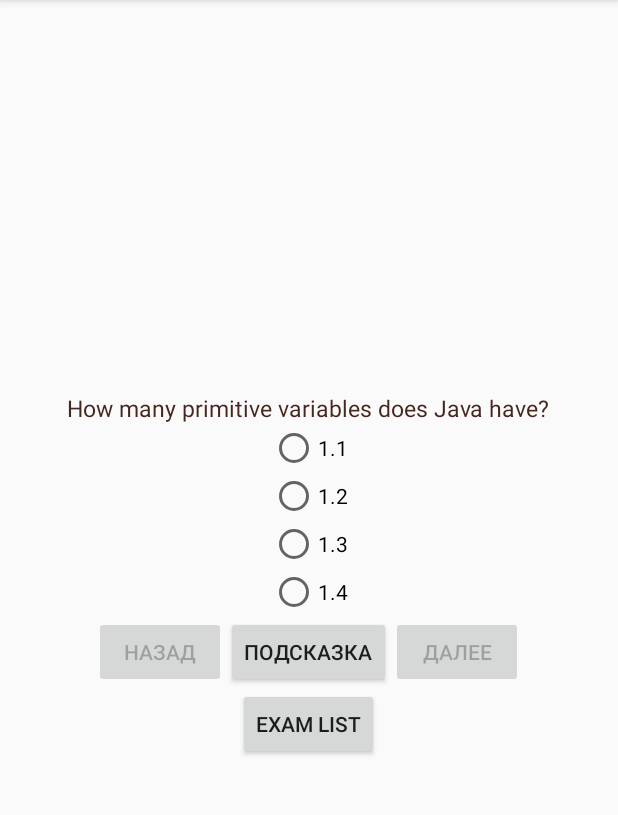
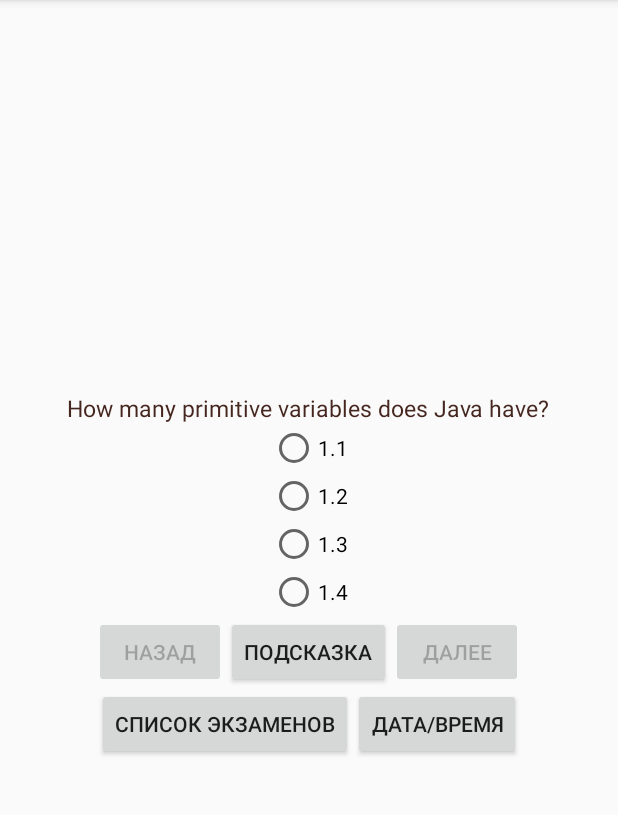
Before and after one commit to AlekseevArtem/Job4jExam, an Android app: the screen it shows after launch (ExamActivity), on a phone screen of 412 x 824 dp, the part 84-899 px from its top. Run offline under Robolectric (Android 15) with nearby library versions, the phone set to English and light mode, and no system bars.

Commit message:
3. Диалоговые окна. [#294956]

```diff
--- a/app/src/main/AndroidManifest.xml
+++ b/app/src/main/AndroidManifest.xml
@@ -28,7 +28,7 @@
         </activity>
         <activity android:name=".HintActivity"></activity>
         <activity android:name=".ResultActivity"></activity>
-
+        <activity android:name=".DateTimeActivity"></activity>
     </application>
 
 </manifest>
--- a/app/src/main/java/ru/job4j/exam/ExamActivity.java
+++ b/app/src/main/java/ru/job4j/exam/ExamActivity.java
@@ -1,8 +1,25 @@
 package ru.job4j.exam;
 
+import android.content.Intent;
+import android.widget.Toast;
+
+import androidx.fragment.app.DialogFragment;
 import androidx.fragment.app.Fragment;
 
-public class ExamActivity extends BaseActivity {
+import ru.job4j.exam.store.QuestionStore;
+
+public class ExamActivity extends BaseActivity implements ConfirmHintDialogFragment.ConfirmHintDialogListener {
+    @Override
+    public void onPositiveDialogClick(DialogFragment dialog) {
+        Intent intent = new Intent(this, HintActivity.class);
+        intent.putExtra(QuestionStore.HINT_FOR, QuestionStore.getInstance().getPosition());
+        startActivity(intent);
+    }
+
+    @Override
+    public void onNegativeDialogClick(DialogFragment dialog) {
+        Toast.makeText(this, "Молодец!!!", Toast.LENGTH_SHORT).show();
+    }
 
     @Override
     public Fragment loadFrg() {
--- a/app/src/main/java/ru/job4j/exam/ExamFragment.java
+++ b/app/src/main/java/ru/job4j/exam/ExamFragment.java
@@ -14,6 +14,7 @@ import android.widget.Toast;
 
 import androidx.annotation.NonNull;
 import androidx.annotation.Nullable;
+import androidx.fragment.app.DialogFragment;
 import androidx.fragment.app.Fragment;
 
 import java.util.Objects;
@@ -57,6 +58,16 @@ public class ExamFragment extends Fragment {
         startActivity(intent);
     }
 
+    private void hint(View view) {
+        DialogFragment dialog = new ConfirmHintDialogFragment();
+        dialog.show(Objects.requireNonNull(getFragmentManager()), "dialog_tag");
+    }
+
+    private void dateTime(View view) {
+        Intent intent = new Intent(getActivity(), DateTimeActivity.class);
+        startActivity(intent);
+    }
+
     @Override
     public void onConfigurationChanged(@NonNull Configuration newConfig) {
         super.onConfigurationChanged(newConfig);
@@ -77,20 +88,11 @@ public class ExamFragment extends Fragment {
     public View onCreateView(@NonNull LayoutInflater inflater, @Nullable ViewGroup container, @Nullable Bundle savedInstanceState) {
         View view = inflater.inflate(R.layout.activity_main, container, false);
         this.fillForm(view);
-        Button next = view.findViewById(R.id.next);
-        next.setOnClickListener(this::nextBtn);
-        Button previous = view.findViewById(R.id.previous);
-        previous.setOnClickListener(this::previousBtn);
-        Button examList = view.findViewById(R.id.examList);
-        examList.setOnClickListener(this::examList);
-        Button hint = view.findViewById(R.id.hint);
-        hint.setOnClickListener(
-                v -> {
-                    Intent intent = new Intent(getActivity(), HintActivity.class);
-                    intent.putExtra(QuestionStore.HINT_FOR, store.getPosition());
-                    startActivity(intent);
-                }
-        );
+        view.findViewById(R.id.next).setOnClickListener(this::nextBtn);
+        view.findViewById(R.id.previous).setOnClickListener(this::previousBtn);
+        view.findViewById(R.id.examList).setOnClickListener(this::examList);
+        view.findViewById(R.id.hint).setOnClickListener(this::hint);
+        view.findViewById(R.id.dateTime).setOnClickListener(this::dateTime);
         return view;
     }
 
--- a/app/src/main/java/ru/job4j/exam/ExamsActivity.java
+++ b/app/src/main/java/ru/job4j/exam/ExamsActivity.java
@@ -39,7 +39,6 @@ public class ExamsActivity extends AppCompatActivity {
         }
         this.recycler.setAdapter(new ExamAdapter(exams));
     }
-
 
     public class ExamHolder extends RecyclerView.ViewHolder {
         private View view;
--- a/app/src/main/res/layout/activity_main.xml
+++ b/app/src/main/res/layout/activity_main.xml
@@ -84,7 +84,16 @@
             android:layout_width="wrap_content"
             android:layout_height="wrap_content"
             android:layout_weight="1"
-            android:text="Exam List" />
+            android:text="@string/button_exam_list"
+            tools:ignore="ButtonStyle" />
+
+        <Button
+            android:id="@+id/dateTime"
+            android:layout_width="wrap_content"
+            android:layout_height="wrap_content"
+            android:layout_weight="1"
+            android:text="@string/button_date_time"
+            tools:ignore="ButtonStyle" />
     </LinearLayout>
 
 </LinearLayout>
--- a/app/src/main/res/values/strings.xml
+++ b/app/src/main/res/values/strings.xml
@@ -16,6 +16,10 @@
     <string name="button_next">Далее</string>
     <string name="restart">Сначала</string>
     <string name="button_hint">Подсказка</string>
+    <string name="button_exam_list">Список экзаменов</string>
+    <string name="button_date_time">Дата/Время</string>
+    <string name="button_set_date_and_time">Установить дату и время</string>
+    <string name="text_date_and_time">Дата и время</string>
     <string-array name="domain_arrays">
         <item>Выберите область</item>
         <item>Московская</item>
```
Also changed, not shown: app/src/main/java/ru/job4j/exam/ConfirmHintDialogFragment.java (added, +45 -0 lines), app/src/main/java/ru/job4j/exam/DatePickerFragment.java (added, +43 -0 lines), app/src/main/java/ru/job4j/exam/DateTimeActivity.java (added, +44 -0 lines), app/src/main/java/ru/job4j/exam/TimePickerFragment.java (added, +42 -0 lines), app/src/main/res/layout/datetime_activity.xml (added, +22 -0 lines), app/src/main/res/layout/items.xml (deleted, +0 -39 lines), 1 other file.
